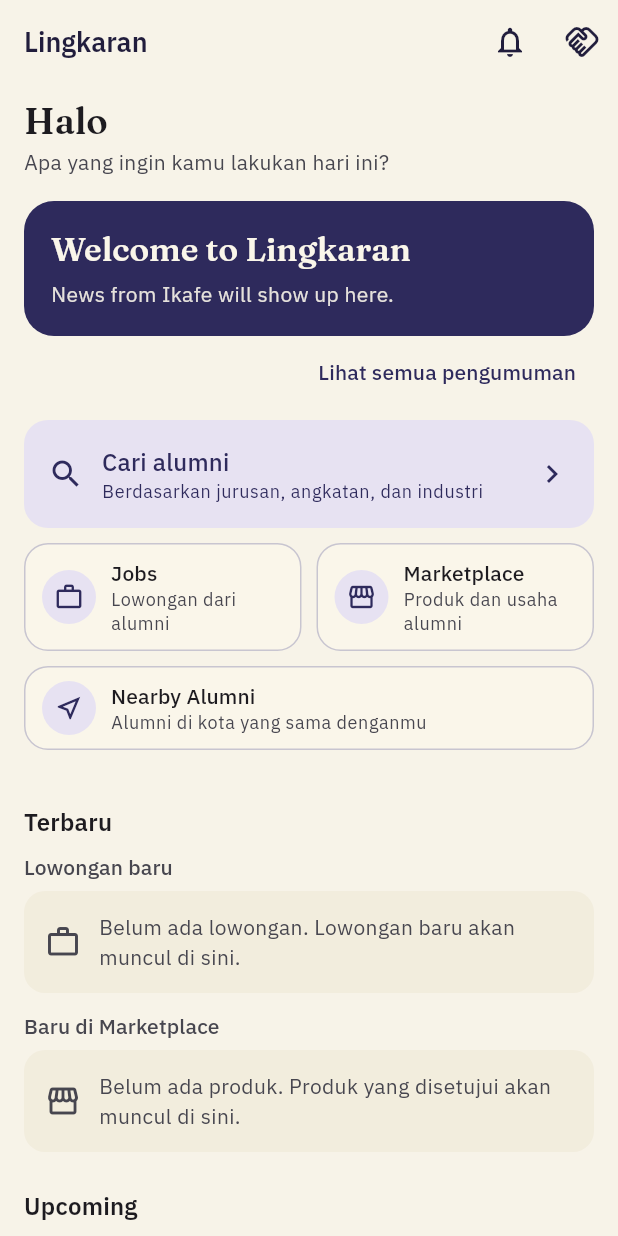
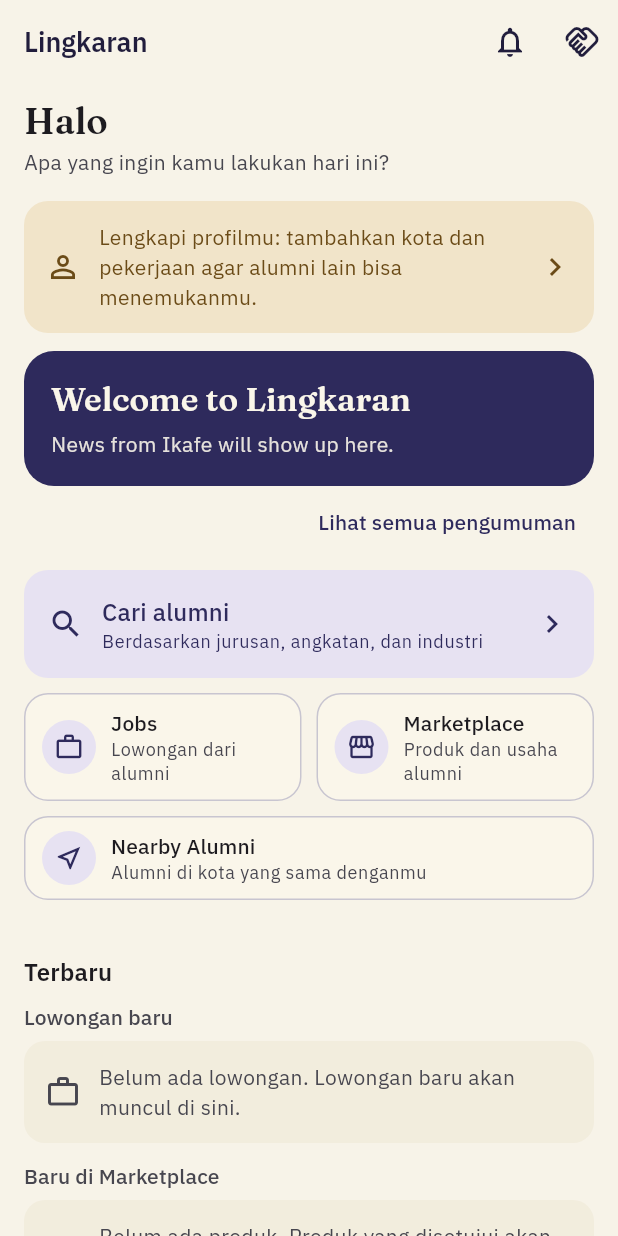
Before and after one commit to FarrelAlfarabi/Undip-Alumni-Connect, a Flutter app: the HomeScreen screen opened directly with empty values, on a phone screen of 412 x 824 dp. Run offline on Flutter 3.47's test engine with Material 3 defaults, Android fonts, the phone set to English and light mode, and no system bars; our stand-ins replace file_picker, flutter_dotenv, flutter_map, flutter_secure_storage, google_fonts, latlong2 and 3 more; accounts and stored records are empty; network calls fail; project files that could hold a hidden picture were left out.

Commit message:
Stage H: Home card asks for city and role until the profile has both
Co-Authored-By: Claude Sonnet 5.5 <noreply@anthropic.com>
Claude-Session: https://claude.ai/code/session_01HLzVPGQayX9YA6N5QMuzmB

```diff
--- a/lib/screens/home_screen.dart
+++ b/lib/screens/home_screen.dart
@@ -11,6 +11,7 @@ import '../widgets/banner_carousel.dart';
 import '../widgets/feedback_sheet.dart';
 import '../widgets/upcoming_section.dart';
 import 'home_pages.dart';
+import 'profile_setup_screen.dart';
 
 /// First name for the greeting: the first word of `name`, or null.
 String? firstNameOf(Map<String, dynamic> profile) {
@@ -133,6 +134,24 @@ class _HomeScreenState extends State<HomeScreen> {
 
   ValueNotifier<Map<String, dynamic>> get _user => widget.currentUser;
 
+  // Directory, Nearby Alumni and Jobs work best when a person has filled in
+  // a city and a role, so Home keeps asking until both are there.
+  bool get _profileIncomplete {
+    bool empty(String k) => ((_user.value[k] as String?) ?? '').trim().isEmpty;
+    return empty('city') || empty('current_role');
+  }
+
+  Future<void> _completeProfile() async {
+    final updated = await Navigator.of(context).push<Map<String, dynamic>>(
+      MaterialPageRoute(
+        builder: (_) => ProfileSetupScreen(profile: _user.value),
+      ),
+    );
+    if (updated != null && mounted) {
+      setState(() => _user.value = updated);
+    }
+  }
+
   Future<void> _openRequests() async {
     await Navigator.of(context)
         .push(MaterialPageRoute(builder: (_) => widget.pages.requests(_user)));
@@ -240,6 +259,45 @@ class _HomeScreenState extends State<HomeScreen> {
                     );
                   },
                 ),
+                if (_profileIncomplete)
+                  Padding(
+                    padding: const EdgeInsets.only(bottom: 12),
+                    child: Material(
+                      key: const Key('home-profile-card'),
+                      color: theme.colorScheme.secondaryContainer,
+                      borderRadius: BorderRadius.circular(16),
+                      child: InkWell(
+                        borderRadius: BorderRadius.circular(16),
+                        onTap: _completeProfile,
+                        child: Padding(
+                          padding: const EdgeInsets.all(14),
+                          child: Row(
+                            children: [
+                              Icon(
+                                Icons.person_outline,
+                                color: theme.colorScheme.onSecondaryContainer,
+                              ),
+                              const SizedBox(width: 12),
+                              Expanded(
+                                child: Text(
+                                  'Lengkapi profilmu: tambahkan kota dan '
+                                  'pekerjaan agar alumni lain bisa menemukanmu.',
+                                  style: theme.textTheme.bodyMedium?.copyWith(
+                                    color:
+                                        theme.colorScheme.onSecondaryContainer,
+                                  ),
+                                ),
+                              ),
+                              Icon(
+                                Icons.chevron_right,
+                                color: theme.colorScheme.onSecondaryContainer,
+                              ),
+                            ],
+                          ),
+                        ),
+                      ),
+                    ),
+                  ),
                 _bannerSection(theme),
                 const SizedBox(height: 8),
                 _QuickActions(
```
Also changed, not shown: 1 other file.
